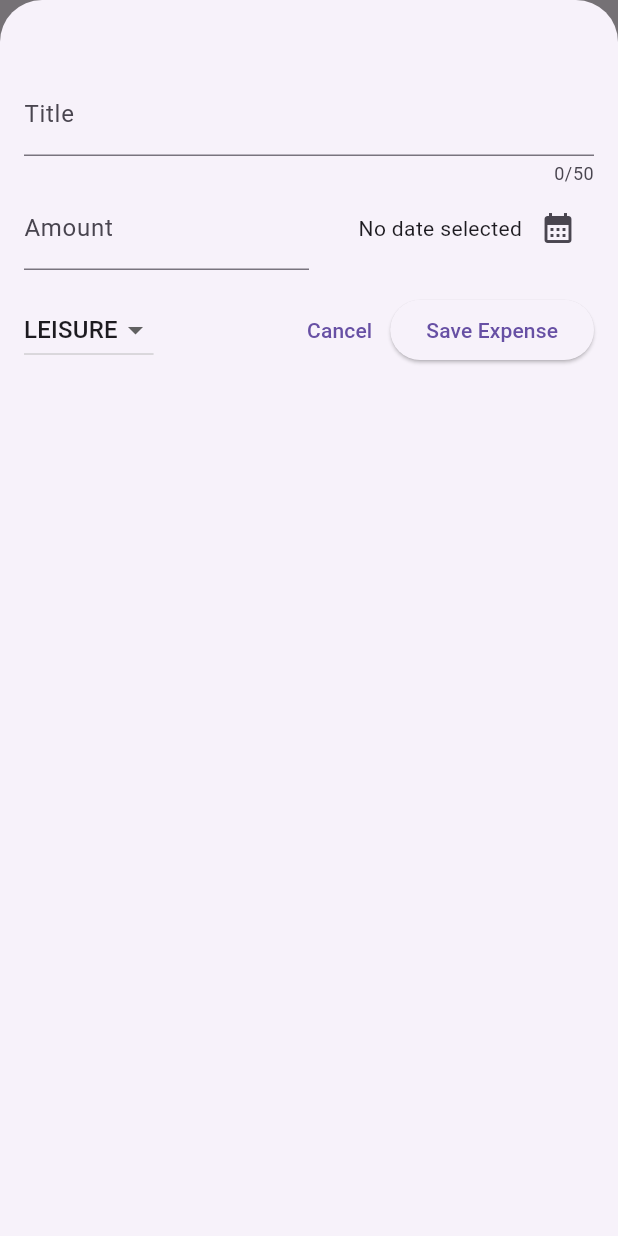
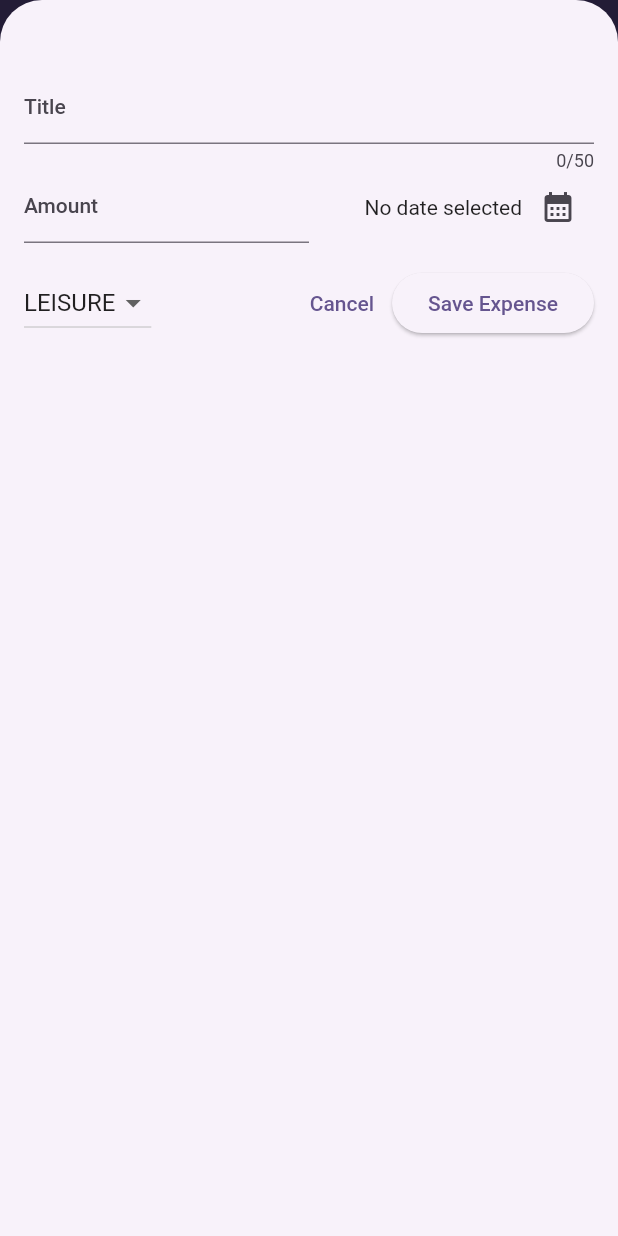
Before and after one commit to wemali05/expenses-tracker, a Flutter app: the screen it shows after launch, after a tap on the "add" icon, on a phone screen of 412 x 824 dp. Run offline on Flutter 3.47's test engine with Material 2 defaults, Android fonts, the phone set to English and light mode, and no system bars.

Commit message:
Setting & using color scheme

```diff
--- a/lib/main.dart
+++ b/lib/main.dart
@@ -1,10 +1,19 @@
 import 'package:flutter/material.dart';
 import 'package:expense_tracker/widgets/expenses.dart';
+
+var kColorScheme = ColorScheme.fromSeed(seedColor: const Color.fromARGB(255, 96, 59, 181));
 
 void main() {
   runApp(
      MaterialApp(
-      theme: ThemeData(useMaterial3: true),
+      theme: ThemeData().copyWith(
+        useMaterial3: true,
+        colorScheme: kColorScheme,
+        appBarTheme: const AppBarTheme().copyWith(
+          backgroundColor: kColorScheme.onPrimaryContainer,
+          foregroundColor: kColorScheme.primaryContainer
+        )
+      ),
       home: const Expenses(),
     ),
   );
```
